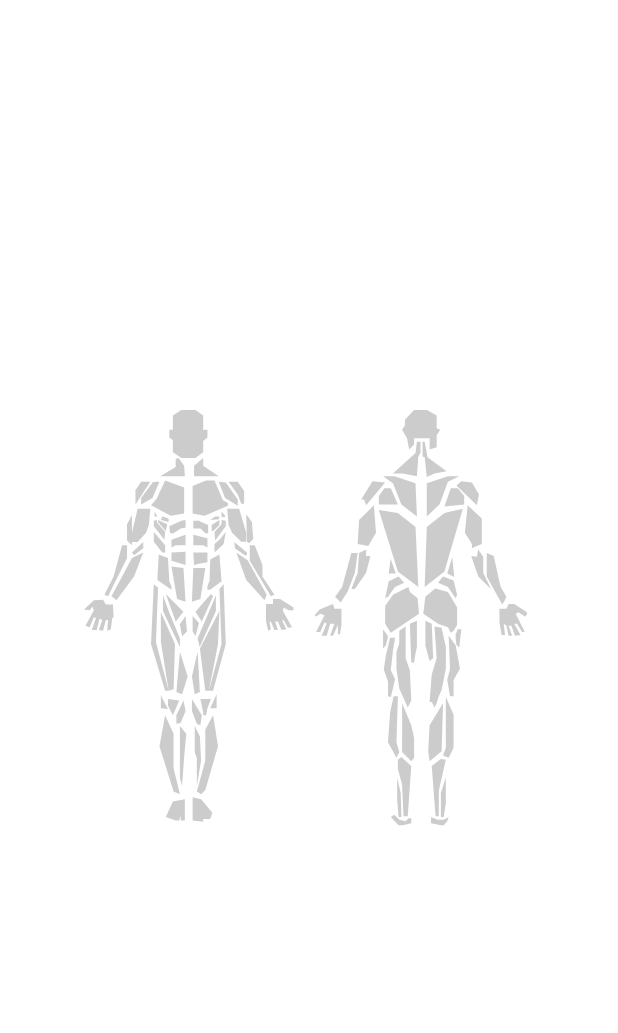
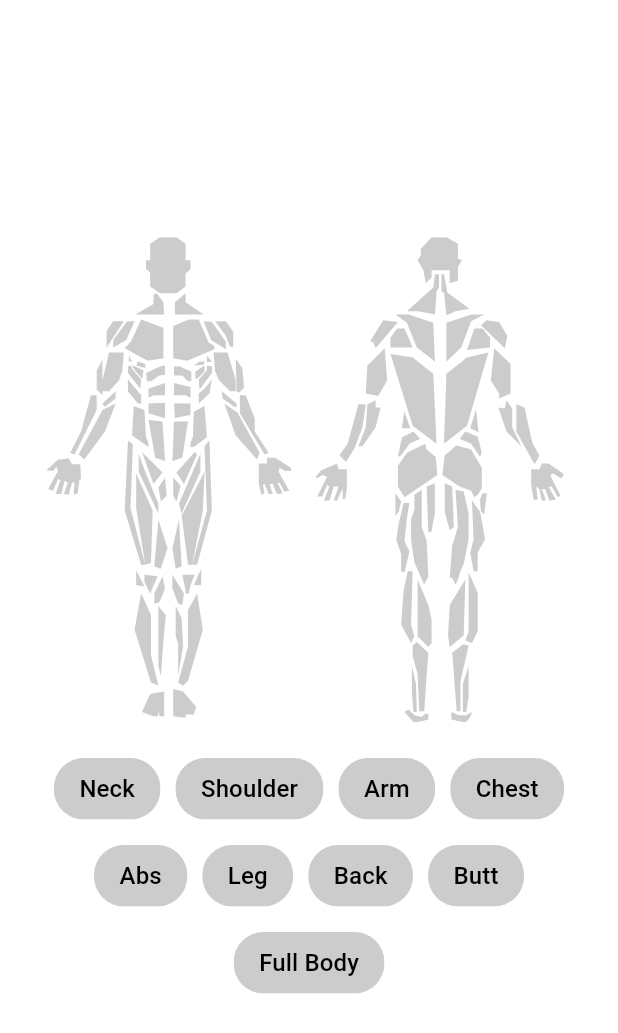
Before and after one commit to Obaloluwa-Obidoyin/bodychart_heatmap, a Flutter app: the screen it shows after launch, on a phone screen of 412 x 824 dp. Shown: the top 1033 px of the screen. Run offline on Flutter 3.47's test engine with Material 3 defaults, Android fonts, the phone set to English and light mode, and no system bars; our stand-ins replace flutter_svg.

Commit message:
final update?

```diff
--- a/example/lib/views/bodychart.dart
+++ b/example/lib/views/bodychart.dart
@@ -9,7 +9,34 @@ class BodyChartExample extends StatefulWidget {
 }
 
 class _BodyChartExampleState extends State<BodyChartExample> {
-  Set<String> selectedPart = {};
+  Set<String> selectedFocusAreas = {};
+
+  final List<String> allFocusAreas = [
+    'full body',
+    'chest',
+    'arm',
+    'leg',
+    'back',
+    'butt',
+    'shoulder',
+    'abs',
+    'neck',
+  ];
+
+  void addFocusArea(String area) {
+    setState(() {
+      if (area == 'full body') {
+        selectedFocusAreas.length == allFocusAreas.length
+            ? selectedFocusAreas.clear()
+            : selectedFocusAreas = Set.from(allFocusAreas);
+      } else {
+        selectedFocusAreas.contains(area)
+            ? selectedFocusAreas.remove(area)
+            : selectedFocusAreas.add(area);
+      }
+    });
+  }
+
   @override
   Widget build(BuildContext context) {
     return Center(
@@ -33,11 +60,59 @@ class _BodyChartExampleState extends State<BodyChartExample> {
           // ),
           // SizedBox(height: 30),
           BodyChart(
-            selectedParts: selectedPart,
+            selectedParts: selectedFocusAreas,
             selectedColor: Colors.blueAccent,
             unselectedColor: Color(0xFFCCCCCC),
-            width: 300,
+            width: 350,
             viewType: BodyViewType.both,
+          ),
+          const SizedBox(height: 20),
+          Padding(
+            padding: const EdgeInsets.symmetric(horizontal: 35.0),
+            child: Center(
+              child: Wrap(
+                alignment: WrapAlignment.center,
+                spacing: 10,
+                runSpacing: 10,
+                children: [
+                  for (var part in [
+                    "Neck",
+                    "Shoulder",
+                    "Arm",
+                    "Chest",
+                    "Abs",
+                    "Leg",
+                    "Back",
+                    "Butt",
+                    "Full Body",
+                  ])
+                    ChoiceChip(
+                      shape: RoundedRectangleBorder(
+                        borderRadius: BorderRadius.circular(20),
+                        side: BorderSide(
+                          color:
+                              selectedFocusAreas.contains(part.toLowerCase())
+                                  ? Colors.lime[400]!
+                                  : Colors.transparent,
+                        ),
+                      ),
+                      backgroundColor: Color(0xffcccccc),
+                      showCheckmark: false,
+                      label: Text(
+                        part,
+                        style: const TextStyle(
+                          fontSize: 16,
+                          fontWeight: FontWeight.w500,
+                          color: Colors.black,
+                        ),
+                      ),
+                      selected: selectedFocusAreas.contains(part.toLowerCase()),
+                      onSelected: (_) => addFocusArea(part.toLowerCase()),
+                      selectedColor: Colors.blueAccent,
+                    ),
+                ],
+              ),
+            ),
           ),
         ],
       ),
--- a/example/lib/views/bodyheatmap.dart
+++ b/example/lib/views/bodyheatmap.dart
@@ -15,10 +15,10 @@ class BodyHeatmapExample extends StatelessWidget {
             "back": 3,
             "arm": 2,
             "leg": 3,
-            "butt": 0,
+            "butt": 1,
             "shoulder": 0,
-            "neck": 0,
-            "abs": 0,
+            "neck": 1,
+            "abs": 1,
           },
           baseColor: Colors.blueAccent,
           unselectedColor: Color(0xFFCCCCCC),
--- a/example/pubspec.yaml
+++ b/example/pubspec.yaml
@@ -35,7 +35,7 @@ dependencies:
   # Use with the CupertinoIcons class for iOS style icons.
   cupertino_icons: ^1.0.8
   bodychart_heatmap:
-    path: C:/Users/HP/Desktop/folder/package/bodychart_heatmap
+    path: /.
 
 dev_dependencies:
   flutter_test:
--- a/lib/src/bodychart.dart
+++ b/lib/src/bodychart.dart
@@ -17,6 +17,7 @@ class BodyChart extends StatelessWidget {
   ///
   /// [both] - [{"neck","shoulder","chest","arm","abs","leg",
   /// "butt", "back", "full body"}].
+  ///
   const BodyChart({
     super.key,
     required this.selectedParts,
@@ -46,58 +47,58 @@ class BodyChart extends StatelessWidget {
     return '''
 <svg width="149" height="292" viewBox="0 0 149 292" fill="none" xmlns="http://www.w3.org/2000/svg">
 
-<path id="head" d="M69 0L63 4V14H60.5V19.5C61.3333 20 63 21.2 63 22V30L69
+<path d="M69 0L63 4V14H60.5V19.5C61.3333 20 63 21.2 63 22V30L69
 34H79L84.5 30V22L87.5 19.5V14H84.5V4L79 0H69Z" fill="${defaultColor()}"/>
 //
-<path id="neck" d="M84.5 39.5V34L78 39.5V47H95.5L84.5 39.5Z" fill="${fillSvg("neck")}"/>
-<path id="neck" d="M65 40.5V35L67 34L71 39.5L71.5 47H54L65 40.5Z" fill="${fillSvg("neck")}"/>
-<path id="chest" d="M71 73.5V55L57.5 50L51.5 63L47.5 67.5L61.5 75L71 73.5Z"
+<path d="M84.5 39.5V34L78 39.5V47H95.5L84.5 39.5Z" fill="${fillSvg("neck")}"/>
+<path  d="M65 40.5V35L67 34L71 39.5L71.5 47H54L65 40.5Z" fill="${fillSvg("neck")}"/>
+<path  d="M71 73.5V55L57.5 50L51.5 63L47.5 67.5L61.5 75L71 73.5Z"
 fill="${fillSvg("chest")}"/>
-<path id="chest" d="M77 54L86.5 50H92.5L98.5 64L102 66V68L85.5 75L77 73.5V54Z" fill="${fillSvg("chest")}"/>
-<path id="shoulder" d="M100 62.5L95.5 51L100.5 51.5L109 63.5V68L100 62.5Z" fill="${fillSvg("shoulder")}"/>
-<path id="shoulder" d="M113.5 57.5L109 51H102.5L109 60L111.5 66.5H113.5V57.5Z" fill="${fillSvg("shoulder")}"/>
-<path id="shoulder" d="M48.5 62.5L53.5 51C51.8333 51 48.5 51.1 48.5 51.5C48.5 51.9 43.1667 59 40.5 62.5V67L48.5 62.5Z" fill="${fillSvg("shoulder")}"/>
-<path id="shoulder" d="M36.5 57V67L47 51H40.5L36.5 57Z" fill="${fillSvg("shoulder")}"/>
-<path id="arm" d="M110 70H101.5L102.5 81.5L105 87L111.5 93.5H115V87L110 70Z"
+<path d="M77 54L86.5 50H92.5L98.5 64L102 66V68L85.5 75L77 73.5V54Z" fill="${fillSvg("chest")}"/>
+<path  d="M100 62.5L95.5 51L100.5 51.5L109 63.5V68L100 62.5Z" fill="${fillSvg("shoulder")}"/>
+<path  d="M113.5 57.5L109 51H102.5L109 60L111.5 66.5H113.5V57.5Z" fill="${fillSvg("shoulder")}"/>
+<path  d="M48.5 62.5L53.5 51C51.8333 51 48.5 51.1 48.5 51.5C48.5 51.9 43.1667 59 40.5 62.5V67L48.5 62.5Z" fill="${fillSvg("shoulder")}"/>
+<path  d="M36.5 57V67L47 51H40.5L36.5 57Z" fill="${fillSvg("shoulder")}"/>
+<path  d="M110 70H101.5L102.5 81.5L105 87L111.5 93.5H115V87L110 70Z"
 fill="${fillSvg("arm")}"/>
-<path id="arm" d="M119 79.5L115 74L115.5 93.5L117 94.5L120 91.5L119 79.5Z" fill="${fillSvg("arm")}"/>
-<path id="arm" d="M114 103L107 98L106.506 93.5509L115.5 101V103H114Z" fill="${fillSvg("arm")}"/>
-<path id="arm" d="M121 96H117.5V107L132.5 132L135 131L126.5 118V110L121 96Z" fill="${fillSvg("arm")}"/>
-<path id="arm" d="M115 120.5L108 101L116 106.5L129.5 131L128 135L115 120.5Z" fill="${fillSvg("arm")}"/>
-<path id="arm" d="M38 70H47L46 81.5L44 87L38 93.5509H34V96L30.5 92.5V81L34 74.5V87L38 70Z" fill="${fillSvg("arm")}"/>
-<path id="arm" d="M42 98V93.5509L34 101L35.5 103L42 98Z" fill="${fillSvg("arm")}"/>
-<path id="arm" d="M30.5 105V96H27L21 118L14.5 131L17 132L30.5 105Z" fill="${fillSvg("arm")}"/>
-<path id="arm" d="M19.5 132L23 135L35.5 118L42 101L34 105L19.5 132Z"
+<path  d="M119 79.5L115 74L115.5 93.5L117 94.5L120 91.5L119 79.5Z" fill="${fillSvg("arm")}"/>
+<path  d="M114 103L107 98L106.506 93.5509L115.5 101V103H114Z" fill="${fillSvg("arm")}"/>
+<path  d="M121 96H117.5V107L132.5 132L135 131L126.5 118V110L121 96Z" fill="${fillSvg("arm")}"/>
+<path  d="M115 120.5L108 101L116 106.5L129.5 131L128 135L115 120.5Z" fill="${fillSvg("arm")}"/>
+<path  d="M38 70H47L46 81.5L44 87L38 93.5509H34V96L30.5 92.5V81L34 74.5V87L38 70Z" fill="${fillSvg("arm")}"/>
+<path  d="M42 98V93.5509L34 101L35.5 103L42 98Z" fill="${fillSvg("arm")}"/>
+<path  d="M30.5 105V96H27L21 118L14.5 131L17 132L30.5 105Z" fill="${fillSvg("arm")}"/>
+<path  d="M19.5 132L23 135L35.5 118L42 101L34 105L19.5 132Z"
 fill="${fillSvg("arm")}"/>
-<path id="abs" d="M50 75.5V72L52 75.5H50Z" fill="${fillSvg("abs")}"/>
-<path id="abs" d="M60 77L55.5 75.5L54.5 78L60 79.5V77Z" fill="${fillSvg("abs")}"/>
-<path id="abs" d="M57 92L49.5 82.5V78.5L51.5 78L52 80L57.5 86.5L57 92Z" fill=""/>
-<path id="abs" d="M52.5 79.5V78L59 81L58 86L52.5 79.5Z" fill="${fillSvg("abs")}"/>
-<path id="abs" d="M49.5 93.5V86.5L57.5 96V101H55.5L49.5 93.5Z" fill="${fillSvg("abs")}"/>
-<path id="abs" d="M59.5 105L53 102.5L52 120.5L62 127.5V125L60.5 121.5L59.5 105Z" fill="${fillSvg("abs")}"/>
-<path id="abs" d="M96 102.5L89.5 106L89 121L87.5 125V127.5H89.5L97.5 121.5L96 102.5Z" fill="${fillSvg("abs")}"/>
-<path id="abs" d="M92.5 101V95L96 92L100.5 86.5L99 95L92.5 101Z" fill="${fillSvg("abs")}"/>
-<path id="abs" d="M93 92.5L92.5 86.5L97.5 81V78L100.5 78.5V82.5L93 92.5Z" fill="${fillSvg("abs")}"/>
-<path id="abs" d="M96 78L90.5 81.5V86L92 85.5L96 81.5V78Z" fill="${fillSvg("abs")}"/>
-<path id="abs" d="M93 75.5L89.5 78L95.5 77.5L96 75.5H93Z" fill="${fillSvg("abs")}"/>
-<path id="abs" d="M100.5 75.5L97.5 72V76L100.5 75.5Z" fill="${fillSvg("abs")}"/>
-<path id="abs" d="M69 78.5L60.5 82.5L61 87.5H63.5L68.5 84L72 83.5V78L69 78.5Z" fill="${fillSvg("abs")}"/>
-<path id="abs" d="M77.5 84V78.5H82V79L88 81.5V87.5H86L82.5 84H77.5Z" fill="${fillSvg("abs")}"/>
-<path id="abs" d="M72 96V88.5L62 92V97.5L65 96H72Z" fill="${fillSvg("abs")}"/>
-<path id="abs" d="M77.5 96V88.5L87.5 91V97.5L84.5 96H77.5Z" fill="${fillSvg("abs")}"/>
-<path id="abs" d="M62 107V101L72 100.5V110L69 109L62 107Z" fill="${fillSvg("abs")}"/>
-<path id="abs" d="M78 110L77.5 101H87.5V108L81.5 109L78 110Z" fill="${fillSvg("abs")}"/>
-<path id="abs" d="M70.5 112L62 111L66 134L72 136L70.5 112Z" fill="${fillSvg("abs")}"/>
-<path id="abs" d="M86 112H77.5L76.5 136L82.5 134L86 112Z" fill="${fillSvg("abs")}"/>
-<path id="leg" d="M49.5 123.5L52.5 126L51 164.5L60 199L54.5 164.5V143.5L64.5 166L63.5 198L60 199H57.5L47.5 166L49.5 123.5Z" fill="${fillSvg("leg")}"/>
-<path id="leg" d="M96 127L99 123.5L100.5 166L91.5 199H88.5H86L82.1556 169.206L82 168L80.5 162L93.5 131.5V142.5L82 168L82.1556 169.206L96 142.5L95 166L88.5 199L97.5 166L96 127Z" fill="${fillSvg("leg")}"/>
-<path id="leg" d="M56 142.5V131.5L60 142.5L68 162V168L56 142.5Z" fill="${fillSvg("leg")}"/>
-<path id="leg" d="M73.5 189L68 171.5L65.5 200L69.5 201.5L73.5 189Z" fill="${fillSvg("leg")}"/>
-<path id="leg" d="M76.5 189L80.5 171.5L82.1556 200L78.5 201.5L76.5 189Z" fill="${fillSvg("leg")}"/>
-<path id="leg" d="M63.5 229.5L57.5 216.5L53.5 238.5L63.5 270.5L68 272.5L63.5 254V229.5Z" fill="${fillSvg("leg")}"/>
-<path id="leg" d="M68 261V224L72.5 229.5L71 246L69.5 266.5L68 261Z" fill="${fillSvg("leg")}"/>
-<path id="leg" d="M78.5 242.5V224L82.1556 231.5L83 248.5L80 266.5V247L78.5 242.5Z" fill="${fillSvg("leg")}"/>
-<path id="leg" d="M86 226.5L91.5 216.5L95 238.5L86 269.5L83 272.5L80 270.5L86 248.5V226.5Z" fill="${fillSvg("leg")}"/>
+<path  d="M50 75.5V72L52 75.5H50Z" fill="${fillSvg("abs")}"/>
+<path  d="M60 77L55.5 75.5L54.5 78L60 79.5V77Z" fill="${fillSvg("abs")}"/>
+<path  d="M57 92L49.5 82.5V78.5L51.5 78L52 80L57.5 86.5L57 92Z" fill=""/>
+<path  d="M52.5 79.5V78L59 81L58 86L52.5 79.5Z" fill="${fillSvg("abs")}"/>
+<path  d="M49.5 93.5V86.5L57.5 96V101H55.5L49.5 93.5Z" fill="${fillSvg("abs")}"/>
+<path  d="M59.5 105L53 102.5L52 120.5L62 127.5V125L60.5 121.5L59.5 105Z" fill="${fillSvg("abs")}"/>
+<path  d="M96 102.5L89.5 106L89 121L87.5 125V127.5H89.5L97.5 121.5L96 102.5Z" fill="${fillSvg("abs")}"/>
+<path  d="M92.5 101V95L96 92L100.5 86.5L99 95L92.5 101Z" fill="${fillSvg("abs")}"/>
+<path  d="M93 92.5L92.5 86.5L97.5 81V78L100.5 78.5V82.5L93 92.5Z" fill="${fillSvg("abs")}"/>
+<path  d="M96 78L90.5 81.5V86L92 85.5L96 81.5V78Z" fill="${fillSvg("abs")}"/>
+<path  d="M93 75.5L89.5 78L95.5 77.5L96 75.5H93Z" fill="${fillSvg("abs")}"/>
+<path  d="M100.5 75.5L97.5 72V76L100.5 75.5Z" fill="${fillSvg("abs")}"/>
+<path  d="M69 78.5L60.5 82.5L61 87.5H63.5L68.5 84L72 83.5V78L69 78.5Z" fill="${fillSvg("abs")}"/>
+<path  d="M77.5 84V78.5H82V79L88 81.5V87.5H86L82.5 84H77.5Z" fill="${fillSvg("abs")}"/>
+<path  d="M72 96V88.5L62 92V97.5L65 96H72Z" fill="${fillSvg("abs")}"/>
+<path  d="M77.5 96V88.5L87.5 91V97.5L84.5 96H77.5Z" fill="${fillSvg("abs")}"/>
+<path  d="M62 107V101L72 100.5V110L69 109L62 107Z" fill="${fillSvg("abs")}"/>
+<path  d="M78 110L77.5 101H87.5V108L81.5 109L78 110Z" fill="${fillSvg("abs")}"/>
+<path  d="M70.5 112L62 111L66 134L72 136L70.5 112Z" fill="${fillSvg("abs")}"/>
+<path d="M86 112H77.5L76.5 136L82.5 134L86 112Z" fill="${fillSvg("abs")}"/>
+<path d="M49.5 123.5L52.5 126L51 164.5L60 199L54.5 164.5V143.5L64.5 166L63.5 198L60 199H57.5L47.5 166L49.5 123.5Z" fill="${fillSvg("leg")}"/>
+<path d="M96 127L99 123.5L100.5 166L91.5 199H88.5H86L82.1556 169.206L82 168L80.5 162L93.5 131.5V142.5L82 168L82.1556 169.206L96 142.5L95 166L88.5 199L97.5 166L96 127Z" fill="${fillSvg("leg")}"/>
+<path d="M56 142.5V131.5L60 142.5L68 162V168L56 142.5Z" fill="${fillSvg("leg")}"/>
+<path d="M73.5 189L68 171.5L65.5 200L69.5 201.5L73.5 189Z" fill="${fillSvg("leg")}"/>
+<path d="M76.5 189L80.5 171.5L82.1556 200L78.5 201.5L76.5 189Z" fill="${fillSvg("leg")}"/>
+<path d="M63.5 229.5L57.5 216.5L53.5 238.5L63.5 270.5L68 272.5L63.5 254V229.5Z" fill="${fillSvg("leg")}"/>
+<path d="M68 261V224L72.5 229.5L71 246L69.5 266.5L68 261Z" fill="${fillSvg("leg")}"/>
+<path d="M78.5 242.5V224L82.1556 231.5L83 248.5L80 266.5V247L78.5 242.5Z" fill="${fillSvg("leg")}"/>
+<path d="M86 226.5L91.5 216.5L95 238.5L86 269.5L83 272.5L80 270.5L86 248.5V226.5Z" fill="${fillSvg("leg")}"/>
 <path d="M15.5 138L13.5 134.5L7 135L0 141.5L4 142L6 139.5L7 142L1 153L4 154L7 147L8.5 147.5L5.5 156H9L11 148L13 149L10.5 156L13.5 156.5L15.5 149H17L16.5 156.5L19 155.5L20 147.5L21 147L20.5 138H15.5Z" fill="${defaultColor()}"/>
 <path d="M130.5 156.5L129 149.5V137.5H134V134H139L148.5 140V142H145L141.5 140L141 142.5L147.5 154L144.5 154.5L141.5 149L140.5 149.5L143.5 155.5L140 156L137.5 150H135.5L137.5 156H135L132.5 150L131.5 150.5L132.5 155.5L130.5 156.5Z" fill="${defaultColor()}"/>
 <path d="M65 150L58 130.5L70.5 143L65 150Z" fill="${defaultColor()}"/>
--- a/lib/src/bodychartheatmap.dart
+++ b/lib/src/bodychartheatmap.dart
@@ -73,7 +73,7 @@ class BodyHeatmap extends StatelessWidget {
 
   String fillSvg(String part) {
     final value = selectedParts[part];
-    if (value == null) {
+    if (value == null || value == 0) {
       return unselectedColor.toHex(leadingHashSign: true);
     }
 
@@ -82,10 +82,9 @@ class BodyHeatmap extends StatelessWidget {
 
   double fillOpacity(String part) {
     final value = selectedParts[part];
-    if (value == null) return 1.0;
+    if (value == null || value == 0) return 1.0;
     final level = value.clamp(1, 3);
     return switch (level) {
-0=>0.0,
       1 => 0.33,
       2 => 0.66,
       3 => 1.0,
```
Also changed, not shown: 2 other files.
